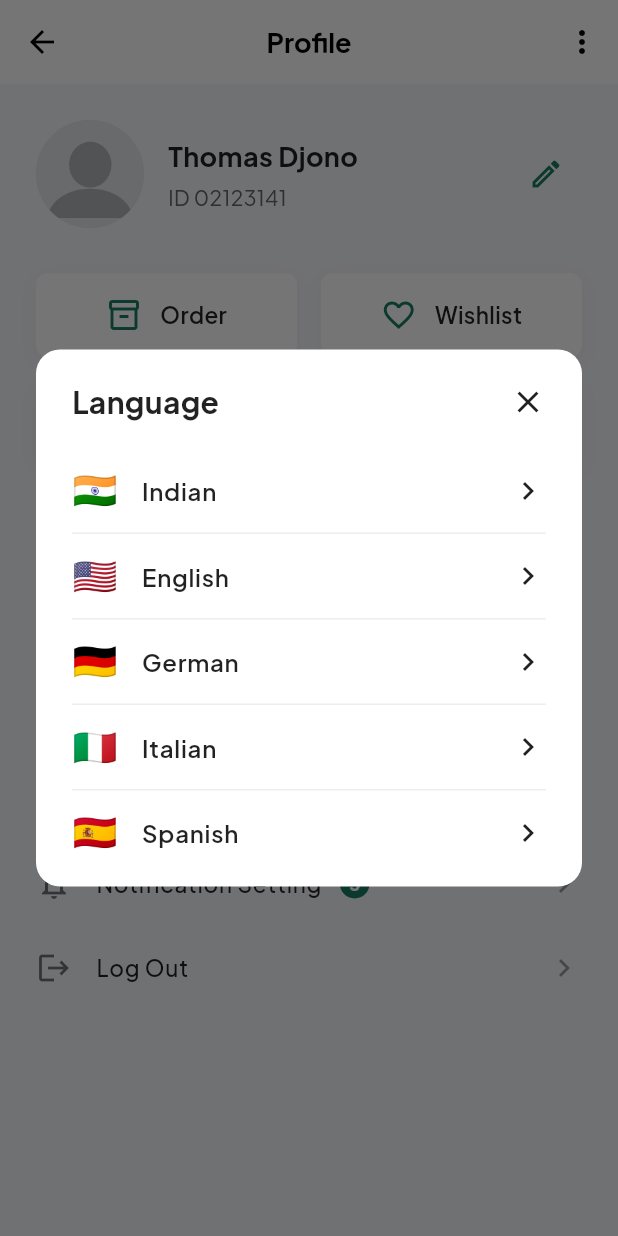
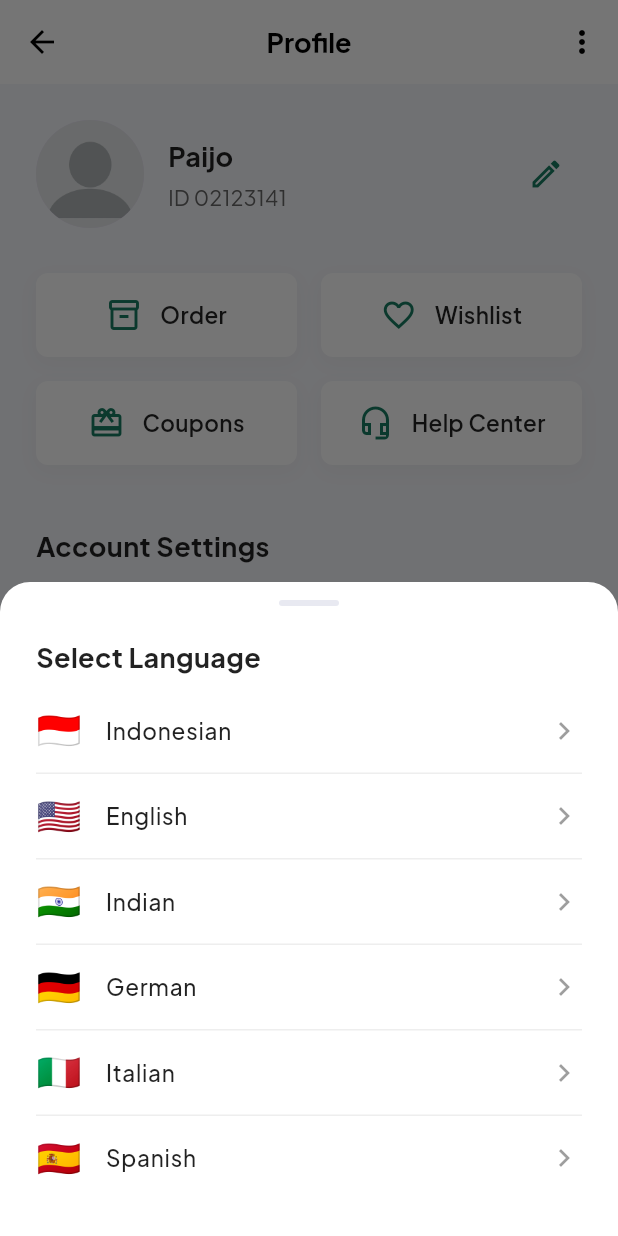
Before and after one commit to Aldikurniawan19/responsiKel6, a Flutter app: the ProfileScreen screen opened directly, after a tap on "Select Language", on a phone screen of 412 x 824 dp. Run offline on Flutter 3.47's test engine with Material 3 defaults, Android fonts, the phone set to English and light mode, and no system bars; our stand-ins replace google_fonts.

Commit message:
feat: implement core UI screens and widgets for product details, profile, orders, and authentication flows.

```diff
--- a/lib/features/home/screens/product_detail_screen.dart
+++ b/lib/features/home/screens/product_detail_screen.dart
@@ -1,8 +1,5 @@
-// lib/features/home/screens/product_detail_screen.dart
-
 import 'package:flutter/material.dart';
 import '../../../core/widgets/page_transition.dart';
-// Import Google Fonts DIHAPUS untuk menghilangkan warning unused_import
 import '../../../core/theme/app_colors.dart';
 import '../../../core/models/product_model.dart';
 import '../widgets/size_selector_widget.dart';
@@ -34,7 +31,7 @@ class _ProductDetailScreenState extends State<ProductDetailScreen> {
 
     return Scaffold(
       appBar: AppBar(
-        backgroundColor: Colors.transparent,
+        backgroundColor: isDark ? AppColors.darkCardBackground : Colors.white,
         elevation: 0,
         leading: IconButton(
           icon: Icon(
--- a/lib/features/profile/screens/edit_profile.dart
+++ b/lib/features/profile/screens/edit_profile.dart
@@ -9,14 +9,18 @@ class EditProfileScreen extends StatefulWidget {
 }
 
 class _EditProfileScreenState extends State<EditProfileScreen> {
-  final TextEditingController _mobileController =
-      TextEditingController(text: '0123456789');
-  final TextEditingController _fullNameController =
-      TextEditingController(text: 'John Doe');
-  final TextEditingController _emailController =
-      TextEditingController(text: 'Example@gmail.com');
-  final TextEditingController _locationController =
-      TextEditingController(text: 'LH-12, East Wally USA');
+  final TextEditingController _mobileController = TextEditingController(
+    text: '0123456789',
+  );
+  final TextEditingController _fullNameController = TextEditingController(
+    text: 'John Doe',
+  );
+  final TextEditingController _emailController = TextEditingController(
+    text: 'Example@gmail.com',
+  );
+  final TextEditingController _locationController = TextEditingController(
+    text: 'LH-12, East Wally USA',
+  );
 
   @override
   void dispose() {
@@ -32,7 +36,9 @@ class _EditProfileScreenState extends State<EditProfileScreen> {
     final isDark = Theme.of(context).brightness == Brightness.dark;
 
     return Scaffold(
-      backgroundColor: isDark ? AppColors.darkBackground : const Color(0xFFF2F2F2),
+      backgroundColor: isDark
+          ? AppColors.darkBackground
+          : const Color(0xFFF2F2F2),
 
       // --- APPBAR ---
       appBar: AppBar(
@@ -81,7 +87,7 @@ class _EditProfileScreenState extends State<EditProfileScreen> {
                   const SizedBox(height: 8),
                   _buildTextField(
                     controller: _fullNameController,
-                    hintText: 'John Doe',
+                    hintText: 'Paijo',
                     keyboardType: TextInputType.name,
                     isDark: isDark,
                   ),
@@ -130,10 +136,7 @@ class _EditProfileScreenState extends State<EditProfileScreen> {
                 ),
                 child: const Text(
                   'Save',
-                  style: TextStyle(
-                    fontSize: 16,
-                    fontWeight: FontWeight.w600,
-                  ),
+                  style: TextStyle(fontSize: 16, fontWeight: FontWeight.w600),
                 ),
               ),
             ),
--- a/lib/features/profile/screens/profile_screen.dart
+++ b/lib/features/profile/screens/profile_screen.dart
@@ -73,7 +73,7 @@ class _ProfileScreenState extends State<ProfileScreen> {
                     crossAxisAlignment: CrossAxisAlignment.start,
                     children: [
                       Text(
-                        'Thomas Djono',
+                        'Paijo',
                         style: TextStyle(
                           fontSize: 18,
                           fontWeight: FontWeight.bold,
@@ -291,107 +291,87 @@ class _ProfileScreenState extends State<ProfileScreen> {
 
   //Baru
   void _showLanguageDialog(BuildContext context, bool isDark) {
-    showDialog(
+    final languages = [
+      {'flag': '🇮🇩', 'name': 'Indonesian'},
+      {'flag': '🇺🇸', 'name': 'English'},
+      {'flag': '🇮🇳', 'name': 'Indian'},
+      {'flag': '🇩🇪', 'name': 'German'},
+      {'flag': '🇮🇹', 'name': 'Italian'},
+      {'flag': '🇪🇸', 'name': 'Spanish'},
+    ];
+
+    showModalBottomSheet(
       context: context,
-      builder: (BuildContext context) {
-        return Dialog(
-          shape: RoundedRectangleBorder(
-            borderRadius: BorderRadius.circular(16),
+      backgroundColor: isDark ? AppColors.darkBackground : Colors.white,
+      shape: const RoundedRectangleBorder(
+        borderRadius: BorderRadius.vertical(top: Radius.circular(20)),
       ),
-          backgroundColor: isDark ? AppColors.darkCardBackground : Colors.white,
-          insetPadding: const EdgeInsets.symmetric(
-            horizontal: 24,
-            vertical: 24,
-          ),
-          child: Padding(
-            padding: const EdgeInsets.only(
-              top: 20,
-              left: 24,
-              right: 24,
-              bottom: 8,
-            ),
+      builder: (context) => Padding(
+        padding: const EdgeInsets.only(top: 12, bottom: 24),
         child: Column(
-              mainAxisSize: MainAxisSize.min, // Sesuaikan tinggi dengan konten
+          mainAxisSize: MainAxisSize.min,
           crossAxisAlignment: CrossAxisAlignment.start,
           children: [
-                // Header Dialog (Judul & Tombol Close)
-                Row(
-                  mainAxisAlignment: MainAxisAlignment.spaceBetween,
-                  children: [
-                    Text(
-                      'Language',
+            // Drag handle
+            Center(
+              child: Container(
+                width: 40,
+                height: 4,
+                decoration: BoxDecoration(
+                  color: isDark
+                      ? AppColors.darkInputBorder
+                      : AppColors.lightInputBorder,
+                  borderRadius: BorderRadius.circular(2),
+                ),
+              ),
+            ),
+            const SizedBox(height: 20),
+
+            // Header
+            Padding(
+              padding: const EdgeInsets.symmetric(horizontal: 24),
+              child: Text(
+                'Select Language',
                 style: TextStyle(
-                        fontSize: 20,
+                  fontSize: 18,
                   fontWeight: FontWeight.bold,
                   color: isDark ? Colors.white : Colors.black87,
                 ),
               ),
-                    InkWell(
-                      onTap: () => Navigator.pop(context), // Tutup dialog
-                      child: Icon(
-                        Icons.close,
-                        color: isDark ? Colors.white : Colors.black87,
             ),
-                    ),
-                  ],
-                ),
-                const SizedBox(height: 16),
+            const SizedBox(height: 8),
 
-                // Daftar Bahasa (Menggunakan Emoji Bendera)
-                _buildLanguageItem(context, '🇮🇳', 'Indian', isDark),
-                _buildLanguageItem(context, '🇺🇸', 'English', isDark),
-                _buildLanguageItem(context, '🇩🇪', 'German', isDark),
-                _buildLanguageItem(context, '🇮🇹', 'Italian', isDark),
-                _buildLanguageItem(
-                  context,
-                  '🇪🇸',
-                  'Spanish',
-                  isDark,
-                  isLast: true,
-                ),
-              ],
-            ),
-          ),
-        );
-      },
-    );
-  }
-
-  Widget _buildLanguageItem(
-    BuildContext context,
-    String flagEmoji,
-    String language,
-    bool isDark, {
-    bool isLast = false,
-  }) {
+            // Daftar bahasa
+            ...languages.asMap().entries.map((entry) {
+              final i = entry.key;
+              final lang = entry.value;
+              final isLast = i == languages.length - 1;
               return Column(
                 children: [
                   ListTile(
-          contentPadding: EdgeInsets.zero,
+                    contentPadding: const EdgeInsets.symmetric(horizontal: 24),
                     leading: Text(
-            flagEmoji,
+                      lang['flag']!,
                       style: const TextStyle(fontSize: 24),
-          ), // Emoji bendera
+                    ),
                     title: Text(
-            language,
+                      lang['name']!,
                       style: TextStyle(
-              fontSize: 16,
-              fontWeight: FontWeight.w600,
+                        fontSize: 15,
+                        fontWeight: FontWeight.w500,
                         color: isDark ? Colors.white : Colors.black87,
                       ),
                     ),
                     trailing: Icon(
                       Icons.chevron_right,
-            color: isDark ? Colors.white54 : Colors.black87,
+                      color: isDark ? Colors.white38 : Colors.black38,
                     ),
                     onTap: () {
-            // Tutup dialog
                       Navigator.pop(context);
-            // Tampilkan notifikasi
                       ScaffoldMessenger.of(context).showSnackBar(
                         SnackBar(
                           content: Text(
-                  '$language selected',
+                            '${lang['name']} selected',
                             style: const TextStyle(color: Colors.white),
                           ),
                           backgroundColor: AppColors.primary,
@@ -400,13 +380,21 @@ class _ProfileScreenState extends State<ProfileScreen> {
                       );
                     },
                   ),
-        // Garis pemisah tipis, kecuali untuk item terakhir
                   if (!isLast)
                     Divider(
-            color: isDark ? AppColors.darkInputBorder : Colors.grey.shade200,
+                      indent: 24,
+                      endIndent: 24,
                       height: 1,
+                      color: isDark
+                          ? AppColors.darkInputBorder
+                          : Colors.grey.shade200,
                     ),
                 ],
+              );
+            }),
+          ],
+        ),
+      ),
     );
   }
 
```
Also changed, not shown: lib/core/theme/app_theme.dart (+80 -8 lines), lib/features/auth/screens/reset_password_screen.dart (+23 -3 lines), lib/features/home/widgets/app_drawer.dart (+15 -2 lines), lib/features/home/widgets/promo_banner_widget.dart (+4 -3 lines), lib/features/orders/screens/orders_screen.dart (+8 -1 lines). Lines whose indentation alone changed are shown as unchanged.
